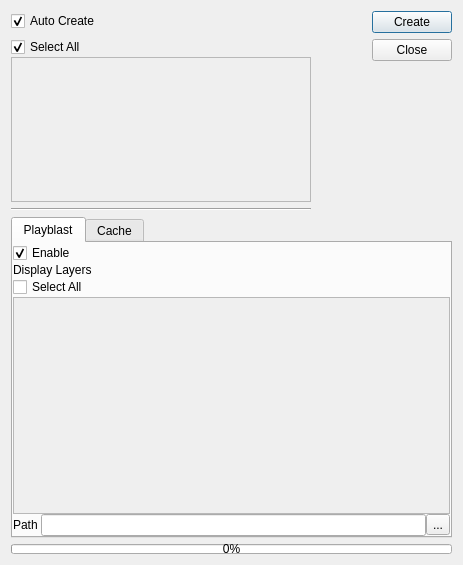
Above: ui/form.ui from iceanimations/shot_subm_use_multishot before the change. Below: the same form after it.
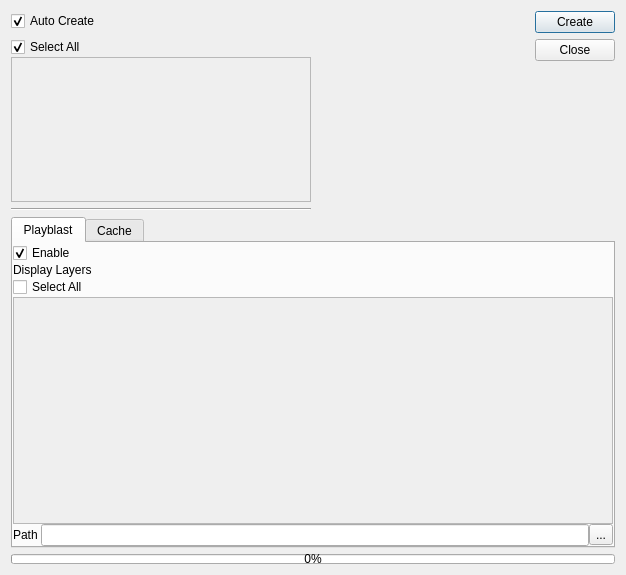
That is the form after the change.

Commit message: ui width increased

Patch:
```diff
--- a/ui/form.ui
+++ b/ui/form.ui
@@ -6,8 +6,8 @@
    <rect>
     <x>0</x>
     <y>0</y>
-    <width>463</width>
-    <height>565</height>
+    <width>626</width>
+    <height>575</height>
    </rect>
   </property>
   <property name="sizePolicy">
@@ -398,8 +398,8 @@
            <rect>
             <x>0</x>
             <y>0</y>
-            <width>437</width>
-            <height>224</height>
+            <width>600</width>
+            <height>234</height>
            </rect>
           </property>
           <layout class="QVBoxLayout" name="verticalLayout_5">
```
Left out of the diff: 4 changed lines with no effect on the pictures. The commit also changes 1 other file.
